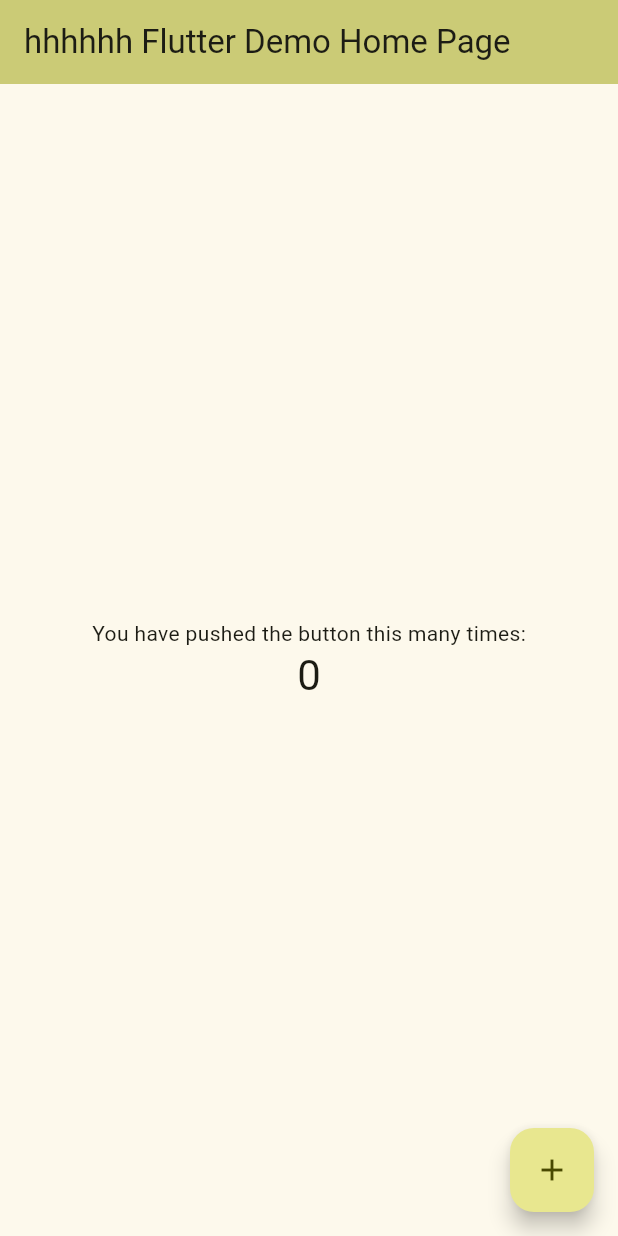
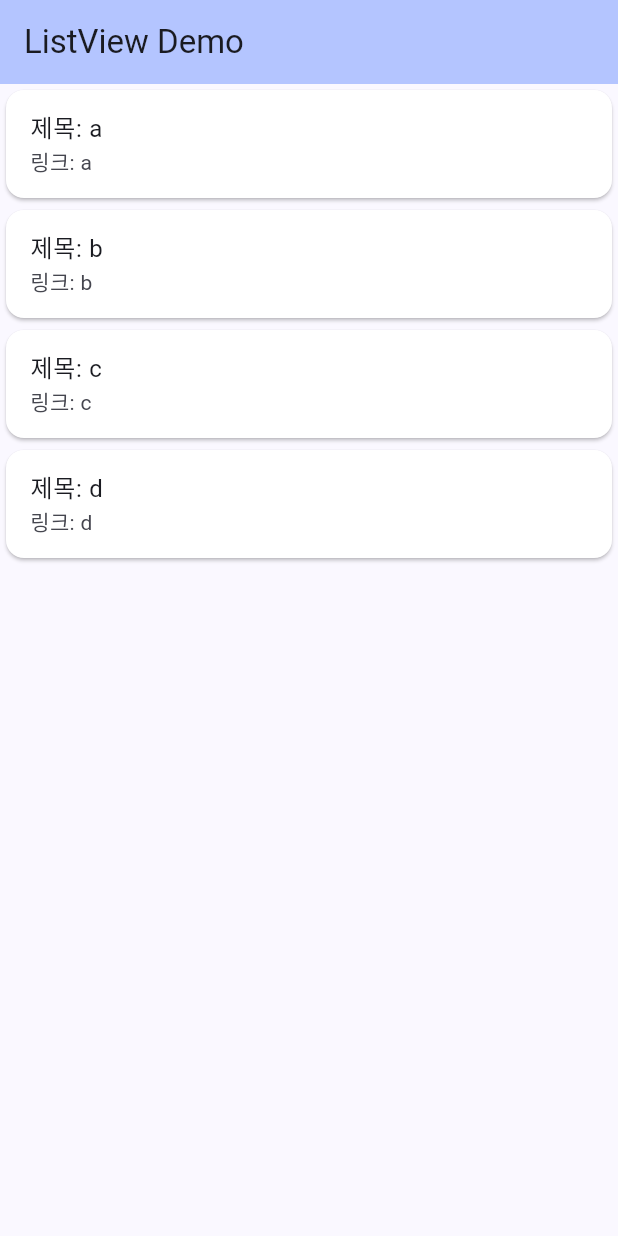
Before and after one commit to scythe0425/FSP_project_Client, a Flutter app: the screen it shows after launch, on a phone screen of 412 x 824 dp. Run offline on Flutter 3.47's test engine with Material 3 defaults, Android fonts, the phone set to English and light mode, and no system bars.

Commit message:
edit a main file

```diff
--- a/lib/main.dart
+++ b/lib/main.dart
@@ -11,9 +11,9 @@ class MyApp extends StatelessWidget {
     return MaterialApp(
       title: 'Flutter Demo',
       theme: ThemeData(
-        colorScheme: ColorScheme.fromSeed(seedColor: const Color.fromARGB(255, 209, 209, 46)),
+        colorScheme: ColorScheme.fromSeed(seedColor: const Color.fromARGB(255, 104, 138, 239)),
       ),
-      home: const MyHomePage(title: 'hhhhhh Flutter Demo Home Page'),
+      home: const MyHomePage(title: 'f'),
     );
   }
 }
@@ -26,38 +26,28 @@ class MyHomePage extends StatefulWidget {
 }
 
 class _MyHomePageState extends State<MyHomePage> {
-  int _counter = 0;
-
-  void _incrementCounter() {
-    setState(() {
-      _counter++;
-    });
-  }
 
   @override
   Widget build(BuildContext context) {
+    final List<String> entries = <String>['a','b','c','d'];
+
     return Scaffold(
       appBar: AppBar(
         backgroundColor: Theme.of(context).colorScheme.inversePrimary,
-        title: Text(widget.title),
+        title: Text("ListView Demo"),
       ),
-      body: Center(
-        child: Column(
-          mainAxisAlignment: MainAxisAlignment.center,
-          children: <Widget>[
-            const Text('You have pushed the button this many times:'),
-            Text(
-              '$_counter',
-              style: Theme.of(context).textTheme.headlineMedium,
+      body: ListView.builder(
+        itemCount: entries.length,
+        itemBuilder: (BuildContext context, int index) {
+          return Card(
+            color: Colors.white,
+            child: ListTile(
+              title: Text('제목: ${entries[index]}'),
+              subtitle: Text('링크: ${entries[index]}'),
             ),
-          ],
-        ),
+          );
+        },
       ),
-      floatingActionButton: FloatingActionButton(
-        onPressed: _incrementCounter,
-        tooltip: 'Increment',
-        child: const Icon(Icons.add),
-      ), // This trailing comma makes auto-formatting nicer for build methods.
     );
   }
 }
```
